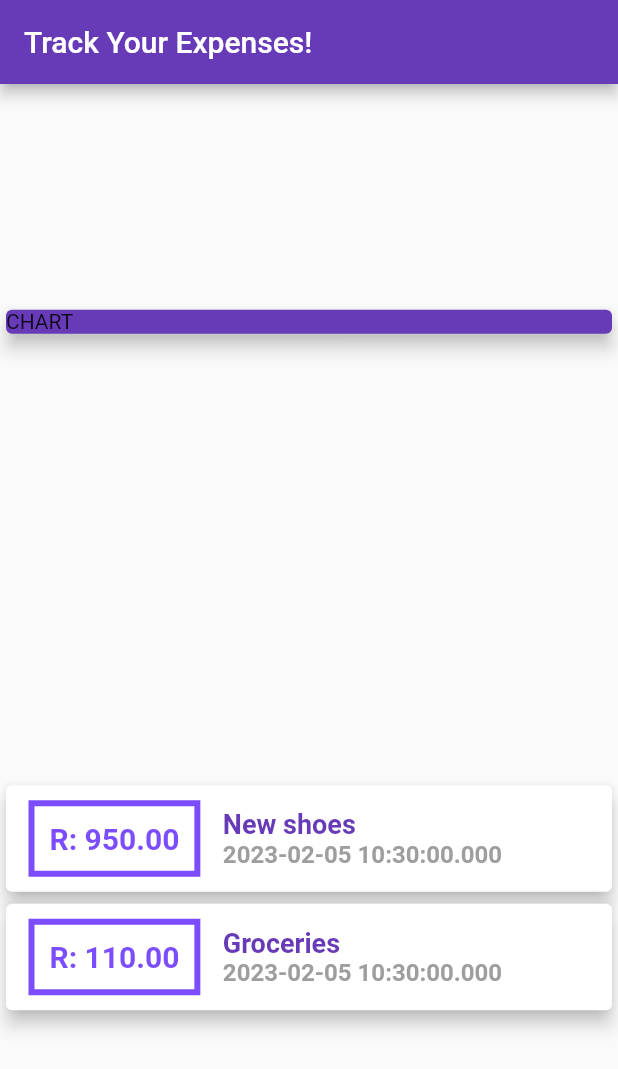
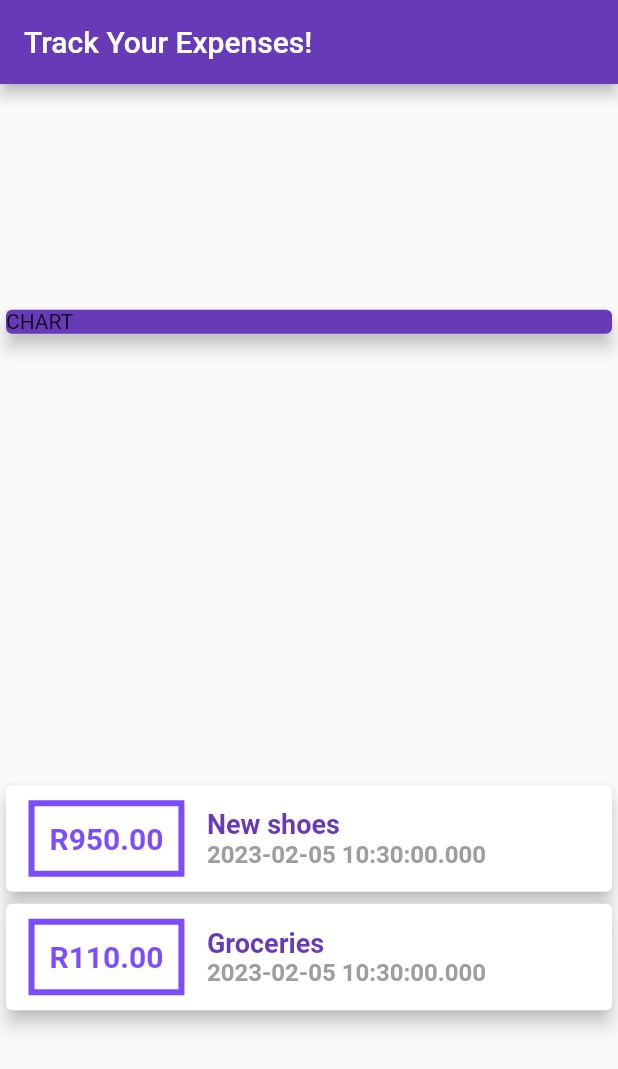
Before and after one commit to Ruan6370/flutterSect4Guide, a Flutter app: the screen it shows after launch, on a phone screen of 412 x 824 dp. Shown: the top 1069 px of the screen. Run offline on Flutter 3.47's test engine with Material 2 defaults, Android fonts, the phone set to English and light mode, and no system bars.

Commit message:
...formatting...

```diff
--- a/lib/main.dart
+++ b/lib/main.dart
@@ -39,7 +39,7 @@ class HomePage extends StatelessWidget {
         mainAxisAlignment: MainAxisAlignment.spaceAround,
         crossAxisAlignment: CrossAxisAlignment.stretch,
         children: <Widget>[
-            SizedBox(
+          const SizedBox(
             width: double.infinity,
             child: Card(
               elevation: 5,
@@ -65,13 +65,14 @@ class HomePage extends StatelessWidget {
                     ),
                     padding: const EdgeInsets.all(10),
                     child: Text(
-                          'R: ' + tx.amount.toStringAsFixed(2),
+                      'R' + tx.amount.toStringAsFixed(2),
                       style: const TextStyle(
                         fontWeight: FontWeight.bold,
                         fontSize: 20,
                         color: Colors.deepPurpleAccent,
                       ),
-                        )),
+                    )
+                  ),
                   Column(
                     crossAxisAlignment: CrossAxisAlignment.start,
                     children: <Widget>[
@@ -91,12 +92,14 @@ class HomePage extends StatelessWidget {
                           color: Colors.grey,
                         ),
                       ),
-                        ]),
+                    ]
+                  ),
                 ]),
               );
             }).toList(),
           ),
-          ]),
+        ]
+      ),
     );
   }
 }
```
Lines whose indentation alone changed are shown as unchanged.
